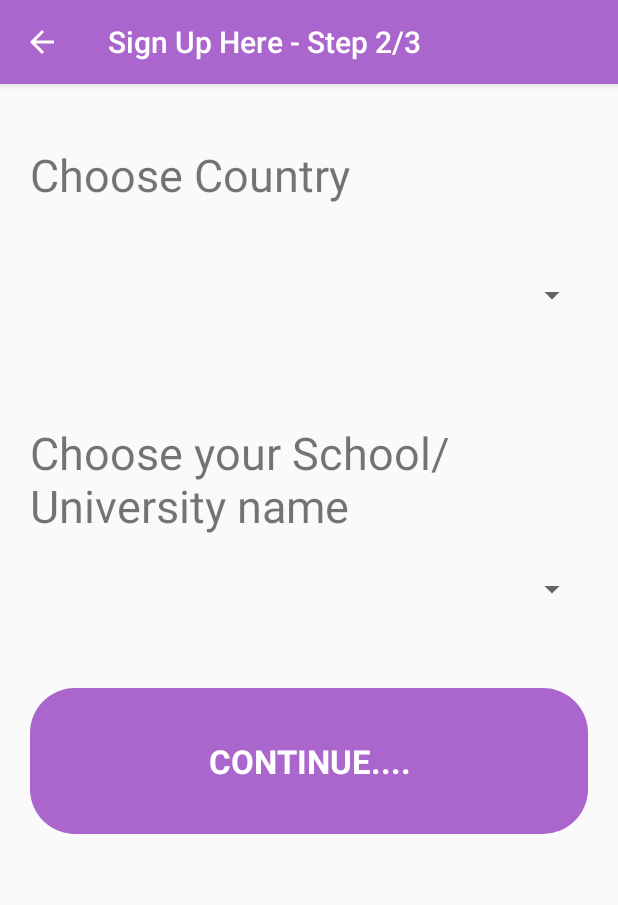
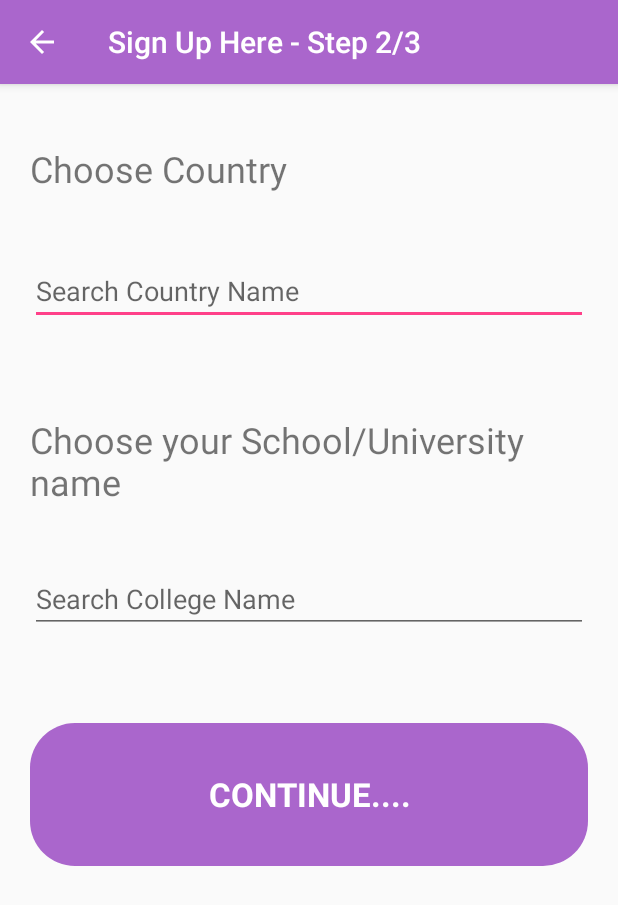
Before and after one commit to ankitabatni/PocketCampus, an Android app: the Signup1 screen opened directly, with no data from a screen before it, on a phone screen of 412 x 824 dp. Shown: the top 905 px of the screen. Run offline under Robolectric (Android 15) with nearby library versions, the phone set to English and light mode, and no system bars; our stand-ins replace Firebase (no records; nobody signed in at launch, a user with empty details on screens opened directly).

Commit message:
Chat Clean up AutoCompleteTextView for Sign Up

```diff
--- a/app/src/main/java/com/example/ankita/pocketcampus/Signup1.java
+++ b/app/src/main/java/com/example/ankita/pocketcampus/Signup1.java
@@ -4,10 +4,12 @@ import android.content.Intent;
 import android.os.Bundle;
 import android.support.v4.app.NavUtils;
 import android.support.v7.app.AppCompatActivity;
+import android.util.Log;
 import android.view.MenuItem;
 import android.view.View;
 import android.widget.AdapterView;
 import android.widget.ArrayAdapter;
+import android.widget.AutoCompleteTextView;
 import android.widget.Spinner;
 
 import com.example.ankita.pocketcampus.model.College;
@@ -20,9 +22,6 @@ import com.google.firebase.database.ValueEventListener;
 
 import java.util.ArrayList;
 import java.util.List;
-
-import static com.example.ankita.pocketcampus.R.id.spinnerCollege;
-import static com.example.ankita.pocketcampus.R.id.spinnerCountry;
 
 /**
  * Created by ankita on 5/5/17.
@@ -39,15 +38,19 @@ public class Signup1 extends AppCompatActivity {
         setContentView(R.layout.activity_signup1);
         setTitle("Sign Up Here - Step 2/3");
         getSupportActionBar().setDisplayHomeAsUpEnabled(true);
-        final Spinner spinner_country = (Spinner)findViewById(spinnerCountry);
+
+        //Country
+        final AutoCompleteTextView autoCompleteCountry = (AutoCompleteTextView)findViewById(R.id.autoCompleteCountry);
         final List<String> countriesList = new ArrayList<>();
-        final ArrayAdapter<String> country_adapter = new ArrayAdapter<String>(this, android.R.layout.simple_spinner_dropdown_item, countriesList);
-        spinner_country.setAdapter(country_adapter);
-        final Spinner spinner_college = (Spinner)findViewById(spinnerCollege);
+        final ArrayAdapter<String> country_adapter = new ArrayAdapter<String>(this, android.R.layout.simple_dropdown_item_1line, countriesList);
+        autoCompleteCountry.setAdapter(country_adapter);
+
+        //College
+        final AutoCompleteTextView autoCompleteCollege = (AutoCompleteTextView)findViewById(R.id.autoCompleteCollege);
         final List<String> collegeList = new ArrayList<>();
         final List<College> collegeObjectList = new ArrayList<>();
-        final ArrayAdapter<String> college_adapter = new ArrayAdapter<String>(this, android.R.layout.simple_spinner_dropdown_item, collegeList);
-        spinner_college.setAdapter(college_adapter);
+        final ArrayAdapter<String> college_adapter = new ArrayAdapter<String>(this, android.R.layout.simple_dropdown_item_1line, collegeList);
+        autoCompleteCollege.setAdapter(college_adapter);
 
         mDatabase.child("countries").addListenerForSingleValueEvent(new ValueEventListener() {
             @Override
@@ -58,7 +61,7 @@ public class Signup1 extends AppCompatActivity {
                 }
 
                 country_adapter.notifyDataSetChanged();
-                spinner_college.setSelection(0);
+                //autoCompleteCollege.setSelection(0);
             }
 
             @Override
@@ -76,7 +79,7 @@ public class Signup1 extends AppCompatActivity {
                         }
 
                         for(College college : collegeObjectList){
-                            if(college.getCountryName()!=null && spinner_country.getSelectedItem()!=null && college.getCountryName().equals(spinner_country.getSelectedItem().toString())){
+                            if(college.getCountryName()!=null && autoCompleteCountry.getText()!=null && !autoCompleteCountry.getText().toString().equals("") && college.getCountryName().equals(autoCompleteCountry.getText().toString())){
                                 collegeList.add(college.getCollegeName());
                             }
                         }
@@ -90,29 +93,19 @@ public class Signup1 extends AppCompatActivity {
             }
         });
 
+        autoCompleteCountry.setOnItemClickListener(new AdapterView.OnItemClickListener() {
+            @Override
+            public void onItemClick(AdapterView<?> adapterView, View view, int i, long l) {
+                autoCompleteCollege.setText("");
 
-        spinner_country.setOnItemSelectedListener(new AdapterView.OnItemSelectedListener() {
-            int spinner_country_position =  -1;
-
-            @Override
-            public void onItemSelected(AdapterView<?> parent, View view, int position, long id) {
-                if(spinner_country_position == -1 || spinner_country_position != position){
-                    spinner_country_position = spinner_country.getSelectedItemPosition();
-                    String country_selected = spinner_country.getSelectedItem().toString();
-                    collegeList.clear();
-                    for(College college : collegeObjectList){
-                        if(college.getCountryName()!=null && college.getCountryName().equals(country_selected)){
-                            collegeList.add(college.getCollegeName());
-                        }
+                String country_selected = autoCompleteCountry.getText().toString();
+                Log.d("Country Selected", country_selected);
+                college_adapter.clear();
+                for(College college : collegeObjectList){
+                    if(college.getCountryName()!=null && college.getCountryName().equals(country_selected)){
+                        college_adapter.add(college.getCollegeName());
                     }
-
-                    college_adapter.notifyDataSetChanged();
                 }
-            }
-
-            @Override
-            public void onNothingSelected(AdapterView<?> parent) {
-
             }
         });
 
@@ -122,11 +115,10 @@ public class Signup1 extends AppCompatActivity {
 
         if (v.getId() == R.id.signup1) {
             Intent i1 = new Intent(this, Signup2.class);
-
-            Spinner spinner_country = (Spinner)findViewById(spinnerCountry);
-            String country = spinner_country.getSelectedItem().toString();
-            Spinner spinner_college = (Spinner)findViewById(spinnerCollege);
-            String college = spinner_college.getSelectedItem().toString();
+            AutoCompleteTextView autoCompleteCountry = (AutoCompleteTextView)findViewById(R.id.autoCompleteCountry);
+            String country = autoCompleteCountry.getText().toString();
+            AutoCompleteTextView autoCompleteCollege = (AutoCompleteTextView)findViewById(R.id.autoCompleteCollege);
+            String college = autoCompleteCollege.getText().toString();
             SharedUser.getInstance().setCollege(college);
             SharedUser.getInstance().setCountry(country);
             startActivity(i1);
--- a/app/src/main/res/layout/activity_signup1.xml
+++ b/app/src/main/res/layout/activity_signup1.xml
@@ -9,38 +9,44 @@ android:weightSum="1">
     <TextView
         android:id="@+id/textView4"
         android:layout_width="match_parent"
-    android:layout_height="56dp"
+        android:layout_height="wrap_content"
         android:layout_marginLeft="20dp"
         android:layout_marginRight="20dp"
         android:layout_marginTop="40dp"
+        android:layout_weight="0.07"
         android:text="Choose Country"
-    android:textSize="30sp" />
+        android:textSize="24sp" />
 
-    <Spinner
-        android:id="@+id/spinnerCountry"
+    <AutoCompleteTextView
+        android:id="@+id/autoCompleteCountry"
         android:layout_width="match_parent"
-        android:layout_height="52dp"
+        android:layout_height="wrap_content"
+        android:layout_marginBottom="20dp"
         android:layout_marginLeft="20dp"
         android:layout_marginRight="20dp"
-        android:layout_weight="0.11"
-        android:textSize="30sp" />
+        android:layout_marginTop="20dp"
+        android:hint="Search Country Name"/>
 
     <TextView
         android:id="@+id/textView"
         android:layout_width="wrap_content"
-        android:layout_height="85dp"
+        android:layout_height="wrap_content"
         android:layout_marginLeft="20dp"
         android:layout_marginRight="20dp"
         android:layout_marginTop="40dp"
         android:text="Choose your School/University name "
-        android:textSize="30sp" />
+        android:textSize="24sp"
+        android:layout_weight="0.06" />
 
-    <Spinner
-        android:id="@+id/spinnerCollege"
+    <AutoCompleteTextView
+        android:id="@+id/autoCompleteCollege"
         android:layout_width="match_parent"
-        android:layout_height="52dp"
+        android:layout_height="wrap_content"
+        android:layout_marginBottom="20dp"
         android:layout_marginLeft="20dp"
-        android:layout_marginRight="20dp" />
+        android:layout_marginRight="20dp"
+        android:layout_marginTop="20dp"
+        android:hint="Search College Name"/>
 
     <Button
         android:id="@+id/signup1"
```
Also changed, not shown: app/src/main/java/com/example/ankita/pocketcampus/Chat.java (+2 -5 lines), app/src/main/res/layout/activity_chat.xml (+46 -33 lines). Lines whose indentation alone changed are shown as unchanged.
